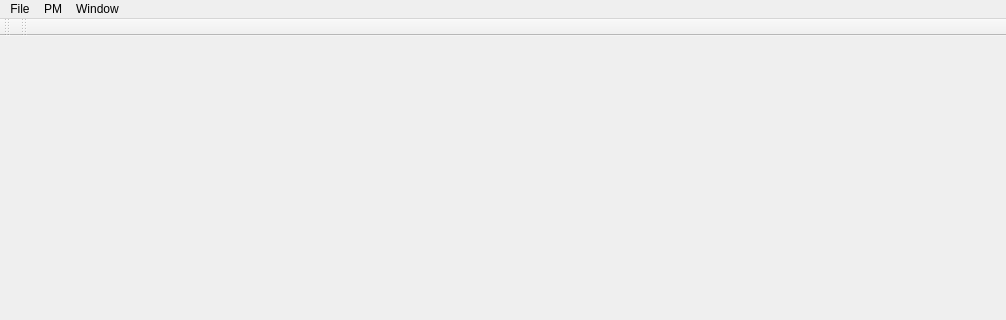
Old version of the form FBCDesigner/MainWindow.ui in the repository gnishida/FBCDesigner; both pictures show x 0 to 1006 and y 0 to 320 of the 1006 by 800 pixel window.
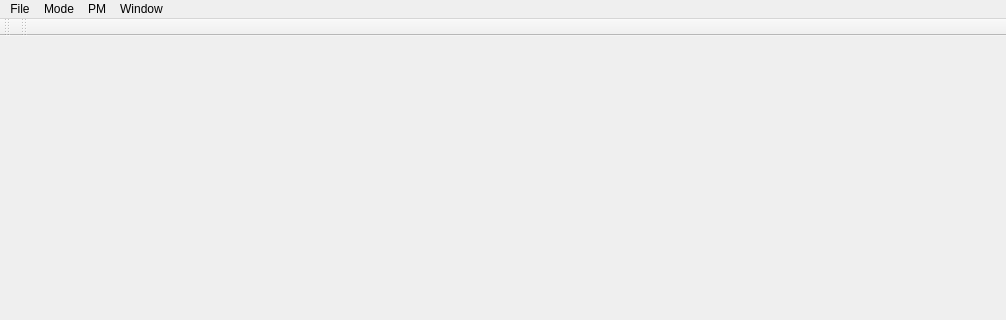
New version of the form. Icons and pictures are not drawn.

The edit to the form file:
```diff
--- a/FBCDesigner/MainWindow.ui
+++ b/FBCDesigner/MainWindow.ui
@@ -63,9 +63,16 @@
      <string>PM</string>
     </property>
     <addaction name="actionGenerate3D"/>
-    <addaction name="actionGenerate3DRoads"/>
+   </widget>
+   <widget class="QMenu" name="menuMode">
+    <property name="title">
+     <string>Mode</string>
+    </property>
+    <addaction name="actionModeDefault"/>
+    <addaction name="actionModeBlock"/>
    </widget>
    <addaction name="menuFile"/>
+   <addaction name="menuMode"/>
    <addaction name="menuPM"/>
    <addaction name="menuWindow"/>
   </widget>
```
Left out of the diff: 24 changed lines with no effect on the pictures.
